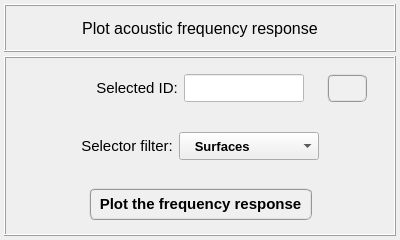
Old version of the form vibra/interface/data/ui_files/plots/acoustic/plot_acoustic_frequency_response_input.ui in the repository MOPT-UFSC/VIBRA.
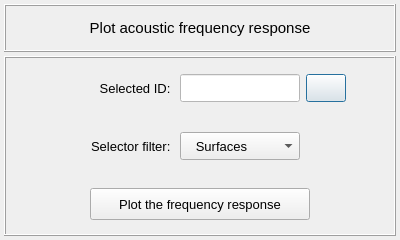
New version of the form. Icons and pictures are not drawn.

What changed in the file:
```diff
--- a/vibra/interface/data/ui_files/plots/acoustic/plot_acoustic_frequency_response_input.ui
+++ b/vibra/interface/data/ui_files/plots/acoustic/plot_acoustic_frequency_response_input.ui
@@ -112,7 +112,7 @@
         <property name="font">
          <font>
           <family>MS Shell Dlg 2</family>
-          <pointsize>12</pointsize>
+          <pointsize>11</pointsize>
           <weight>50</weight>
           <italic>false</italic>
           <bold>false</bold>
@@ -201,14 +201,48 @@
          <property name="bottomMargin">
           <number>2</number>
          </property>
-         <property name="spacing">
+         <property name="horizontalSpacing">
+          <number>6</number>
+         </property>
+         <property name="verticalSpacing">
           <number>2</number>
          </property>
+         <item row="0" column="1">
+          <widget class="QLabel" name="label_10">
+           <property name="minimumSize">
+            <size>
+             <width>120</width>
+             <height>28</height>
+            </size>
+           </property>
+           <property name="maximumSize">
+            <size>
+             <width>120</width>
+             <height>28</height>
+            </size>
+           </property>
+           <property name="font">
+            <font>
+             <family>MS Shell Dlg 2</family>
+             <pointsize>10</pointsize>
+             <weight>50</weight>
+             <italic>false</italic>
+             <bold>false</bold>
+            </font>
+           </property>
+           <property name="text">
+            <string>Selected ID: </string>
+           </property>
+           <property name="alignment">
+            <set>Qt::AlignRight|Qt::AlignTrailing|Qt::AlignVCenter</set>
+           </property>
+          </widget>
+         </item>
          <item row="0" column="2">
           <widget class="QLineEdit" name="lineEdit_selection_id">
            <property name="minimumSize">
             <size>
-             <width>100</width>
+             <width>120</width>
              <height>28</height>
             </size>
            </property>
@@ -220,11 +254,7 @@
            </property>
            <property name="font">
             <font>
-             <family>Arial</family>
-             <pointsize>11</pointsize>
-             <weight>75</weight>
-             <italic>true</italic>
-             <bold>true</bold>
+             <pointsize>10</pointsize>
             </font>
            </property>
            <property name="styleSheet">
@@ -239,72 +269,20 @@
            </property>
           </widget>
          </item>
-         <item row="0" column="1">
-          <widget class="QLabel" name="label_10">
-           <property name="minimumSize">
-            <size>
-             <width>0</width>
-             <height>28</height>
-            </size>
-           </property>
-           <property name="maximumSize">
-            <size>
-             <width>16777215</width>
-             <height>28</height>
-            </size>
-           </property>
-           <property name="font">
-            <font>
-             <family>MS Shell Dlg 2</family>
-             <pointsize>11</pointsize>
-             <weight>50</weight>
-             <italic>false</italic>
-             <bold>false</bold>
-            </font>
-           </property>
-           <property name="text">
-            <string>Selected ID: </string>
-           </property>
-           <property name="alignment">
-            <set>Qt::AlignRight|Qt::AlignTrailing|Qt::AlignVCenter</set>
-           </property>
-          </widget>
-         </item>
          <item row="0" column="0">
-          <widget class="QFrame" name="frame_13">
-           <property name="frameShape">
-            <enum>QFrame::NoFrame</enum>
+          <spacer name="horizontalSpacer">
+           <property name="orientation">
+            <enum>Qt::Horizontal</enum>
            </property>
-           <property name="frameShadow">
-            <enum>QFrame::Raised</enum>
+           <property name="sizeHint" stdset="0">
+            <size>
+             <width>40</width>
+             <height>20</height>
+            </size>
            </property>
-          </widget>
+          </spacer>
          </item>
          <item row="0" column="3">
-          <widget class="QFrame" name="frame_18">
-           <property name="frameShape">
-            <enum>QFrame::NoFrame</enum>
-           </property>
-           <property name="frameShadow">
-            <enum>QFrame::Raised</enum>
-           </property>
-           <layout class="QGridLayout" name="gridLayout_5">
-            <property name="leftMargin">
-             <number>2</number>
-            </property>
-            <property name="topMargin">
-             <number>2</number>
-            </property>
-            <property name="rightMargin">
-             <number>2</number>
-            </property>
-            <property name="bottomMargin">
-             <number>2</number>
-            </property>
-            <property name="spacing">
-             <number>2</number>
-            </property>
-            <item row="0" column="0">
              <widget class="QPushButton" name="pushButton_call_data_exporter">
               <property name="minimumSize">
                <size>
@@ -328,16 +306,18 @@
                </font>
               </property>
               <property name="toolTip">
-               <string>Press to export the selected model result.</string>
+            <string>&lt;html&gt;&lt;head/&gt;&lt;body&gt;&lt;p&gt;&lt;span style=&quot; font-size:10pt; font-weight:400;&quot;&gt;Press to export the current response function&lt;/span&gt;&lt;/p&gt;&lt;/body&gt;&lt;/html&gt;</string>
               </property>
               <property name="styleSheet">
-               <string notr="true">QPushButton{border-radius: 6px; border-color: rgb(150, 150, 150); border-style: ridge; border-width: 2px; color: rgb(0, 0, 0); background-color: rgb(240, 240, 240); font: 75 bold 11pt &quot;MS Shell Dlg 2&quot;}
-QPushButton:hover{border-radius: 6px; border-color: rgb(0, 170, 255); border-style: ridge; border-width: 2px; color: rgb(0, 0, 0); background-color: rgba(174, 213, 255, 100); font: 75 bold 11pt &quot;MS Shell Dlg 2&quot;}
-QPushButton:pressed{border-radius: 6px; border-color: rgb(0, 170, 255); border-style: ridge; border-width: 3px; color: rgb(0, 0, 0); background-color: rgb(174, 213, 255); font: 75 bold 11pt &quot;MS Shell Dlg 2&quot;}</string>
+            <string notr="true"/>
               </property>
               <property name="text">
                <string/>
               </property>
+           <property name="icon">
+            <iconset>
+             <normaloff>../../../icons/save_as.png</normaloff>../../../icons/save_as.png</iconset>
+           </property>
               <property name="iconSize">
                <size>
                 <width>20</width>
@@ -349,8 +329,18 @@
               </property>
              </widget>
             </item>
-           </layout>
-          </widget>
+         <item row="0" column="4">
+          <spacer name="horizontalSpacer_2">
+           <property name="orientation">
+            <enum>Qt::Horizontal</enum>
+           </property>
+           <property name="sizeHint" stdset="0">
+            <size>
+             <width>40</width>
+             <height>20</height>
+            </size>
+           </property>
+          </spacer>
          </item>
         </layout>
        </widget>
@@ -392,42 +382,26 @@
           <number>2</number>
          </property>
          <item row="0" column="0">
-          <widget class="QFrame" name="frame_53">
-           <property name="frameShape">
-            <enum>QFrame::NoFrame</enum>
-           </property>
-           <property name="frameShadow">
-            <enum>QFrame::Raised</enum>
-           </property>
-          </widget>
-         </item>
-         <item row="0" column="1">
           <widget class="QPushButton" name="pushButton_plot_frequency_response">
            <property name="minimumSize">
             <size>
-             <width>200</width>
+             <width>220</width>
              <height>32</height>
             </size>
            </property>
            <property name="maximumSize">
             <size>
-             <width>320</width>
+             <width>220</width>
              <height>32</height>
             </size>
            </property>
            <property name="font">
             <font>
-             <family>MS Shell Dlg 2</family>
-             <pointsize>11</pointsize>
-             <weight>75</weight>
-             <italic>false</italic>
-             <bold>true</bold>
+             <pointsize>10</pointsize>
             </font>
            </property>
            <property name="styleSheet">
-            <string notr="true">QPushButton{border-radius: 6px; border-color: rgb(150, 150, 150); border-style: ridge; border-width: 2px; color: rgb(0, 0, 0); background-color: rgb(240, 240, 240); font: 75 bold 11pt &quot;MS Shell Dlg 2&quot;}
-QPushButton:hover{border-radius: 6px; border-color: rgb(0, 170, 255); border-style: ridge; border-width: 2px; color: rgb(0, 0, 0); background-color: rgba(174, 213, 255, 100); font: 75 bold 11pt &quot;MS Shell Dlg 2&quot;}
-QPushButton:pressed{border-radius: 6px; border-color: rgb(0, 170, 255); border-style: ridge; border-width: 3px; color: rgb(0, 0, 0); background-color: rgb(174, 213, 255); font: 75 bold 11pt &quot;MS Shell Dlg 2&quot;}</string>
+            <string notr="true"/>
            </property>
            <property name="text">
             <string>  Plot the frequency response  </string>
@@ -437,16 +411,6 @@
            </property>
           </widget>
          </item>
-         <item row="0" column="2">
-          <widget class="QFrame" name="frame_54">
-           <property name="frameShape">
-            <enum>QFrame::NoFrame</enum>
-           </property>
-           <property name="frameShadow">
-            <enum>QFrame::Raised</enum>
-           </property>
-          </widget>
-         </item>
         </layout>
        </widget>
       </item>
@@ -471,35 +435,60 @@
          <property name="bottomMargin">
           <number>2</number>
          </property>
-         <property name="spacing">
+         <property name="horizontalSpacing">
+          <number>6</number>
+         </property>
+         <property name="verticalSpacing">
           <number>2</number>
          </property>
+         <item row="0" column="1">
+          <widget class="QLabel" name="label_2">
+           <property name="minimumSize">
+            <size>
+             <width>120</width>
+             <height>28</height>
+            </size>
+           </property>
+           <property name="maximumSize">
+            <size>
+             <width>120</width>
+             <height>28</height>
+            </size>
+           </property>
+           <property name="font">
+            <font>
+             <pointsize>10</pointsize>
+            </font>
+           </property>
+           <property name="text">
+            <string>Selector filter: </string>
+           </property>
+           <property name="alignment">
+            <set>Qt::AlignRight|Qt::AlignTrailing|Qt::AlignVCenter</set>
+           </property>
+          </widget>
+         </item>
          <item row="0" column="2">
           <widget class="QComboBox" name="comboBox_selector_filter">
            <property name="minimumSize">
             <size>
-             <width>140</width>
+             <width>120</width>
              <height>28</height>
             </size>
            </property>
            <property name="maximumSize">
             <size>
-             <width>140</width>
+             <width>120</width>
              <height>28</height>
             </size>
            </property>
            <property name="font">
             <font>
-             <family>MS Shell Dlg 2</family>
              <pointsize>10</pointsize>
-             <weight>75</weight>
-             <italic>false</italic>
-             <bold>true</bold>
             </font>
            </property>
            <property name="styleSheet">
-            <string notr="true">QComboBox{font: 75 bold 10pt &quot;MS Shell Dlg 2&quot;}
-QComboBox::hover{border-radius: 4px; border-color: rgb(0, 170, 255); border-style: ridge; border-width: 2px; font: 75 bold 10pt &quot;MS Shell Dlg 2&quot;}</string>
+            <string notr="true"/>
            </property>
            <property name="currentIndex">
             <number>0</number>
@@ -523,50 +512,51 @@
          </item>
          <item row="0" column="3">
           <widget class="QFrame" name="frame_6">
-           <property name="frameShape">
-            <enum>QFrame::NoFrame</enum>
-           </property>
-           <property name="frameShadow">
-            <enum>QFrame::Raised</enum>
-           </property>
-          </widget>
-         </item>
-         <item row="0" column="1">
-          <widget class="QLabel" name="label_2">
            <property name="minimumSize">
             <size>
-             <width>0</width>
+             <width>40</width>
              <height>28</height>
             </size>
            </property>
            <property name="maximumSize">
             <size>
-             <width>140</width>
+             <width>40</width>
              <height>28</height>
             </size>
            </property>
-           <property name="font">
-            <font>
-             <pointsize>11</pointsize>
-            </font>
+           <property name="frameShape">
+            <enum>QFrame::NoFrame</enum>
            </property>
-           <property name="text">
-            <string>Selector filter: </string>
-           </property>
-           <property name="alignment">
-            <set>Qt::AlignRight|Qt::AlignTrailing|Qt::AlignVCenter</set>
+           <property name="frameShadow">
+            <enum>QFrame::Raised</enum>
            </property>
           </widget>
          </item>
          <item row="0" column="0">
-          <widget class="QFrame" name="frame_7">
-           <property name="frameShape">
-            <enum>QFrame::NoFrame</enum>
+          <spacer name="horizontalSpacer_3">
+           <property name="orientation">
+            <enum>Qt::Horizontal</enum>
            </property>
-           <property name="frameShadow">
-            <enum>QFrame::Raised</enum>
+           <property name="sizeHint" stdset="0">
+            <size>
+             <width>40</width>
+             <height>20</height>
+            </size>
            </property>
-          </widget>
+          </spacer>
+         </item>
+         <item row="0" column="4">
+          <spacer name="horizontalSpacer_4">
+           <property name="orientation">
+            <enum>Qt::Horizontal</enum>
+           </property>
+           <property name="sizeHint" stdset="0">
+            <size>
+             <width>40</width>
+             <height>20</height>
+            </size>
+           </property>
+          </spacer>
          </item>
         </layout>
        </widget>
```
Lines whose indentation alone changed are shown as unchanged.
